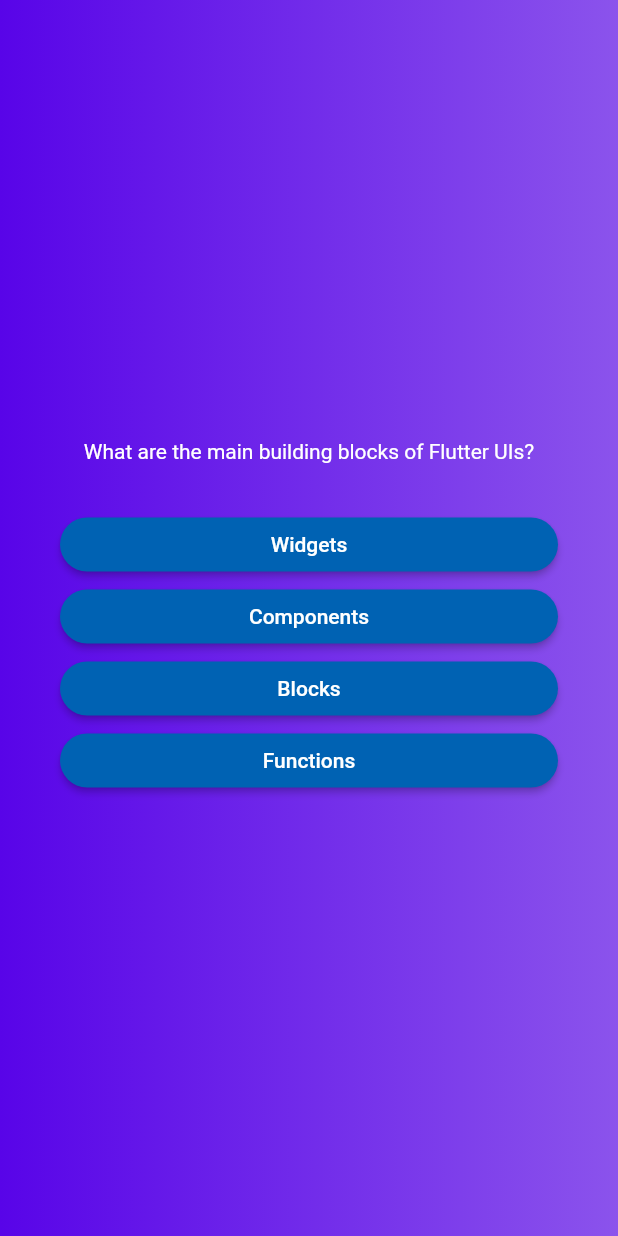
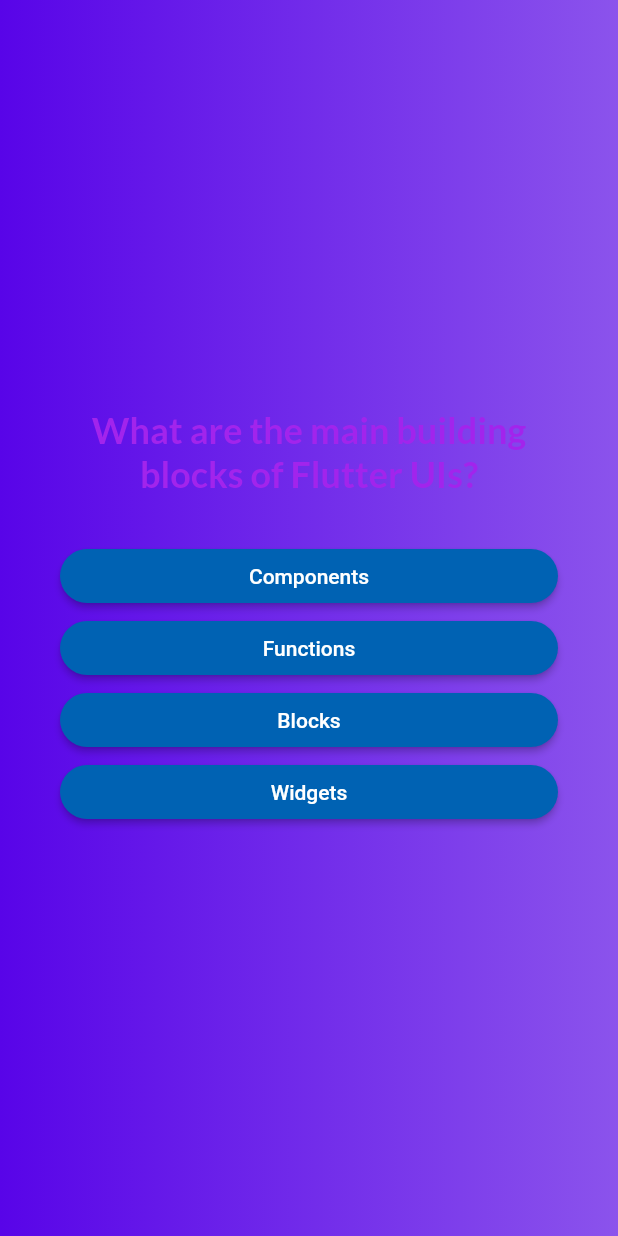
Before and after one commit to TurboGhost777/Flutter, a Flutter app: the screen it shows after launch, after a tap on "Start Quiz", on a phone screen of 412 x 824 dp. Run offline on Flutter 3.47's test engine with Material 2 defaults, Android fonts, the phone set to English and light mode, and no system bars; our stand-ins replace google_fonts.

Commit message:
Updates till section 77

```diff
--- a/learningApp/quiz_app/quiz_app_advanced_basics/lib/answer_button.dart
+++ b/learningApp/quiz_app/quiz_app_advanced_basics/lib/answer_button.dart
@@ -18,7 +18,10 @@
           borderRadius: BorderRadius.circular(40),
         ),
       ),
-      child: Text(answerText),
+      child: Text(
+        answerText,
+        textAlign: TextAlign.center,
+      ),
     );
   }
 }
--- a/learningApp/quiz_app/quiz_app_advanced_basics/lib/models/questions_screen.dart
+++ b/learningApp/quiz_app/quiz_app_advanced_basics/lib/models/questions_screen.dart
@@ -3,4 +3,10 @@
 
   final String text;
   final List<String> answers;
+
+  List<String> getShuffekedAnswers() {
+    final shuffeledList = List.of(answers);
+    shuffeledList.shuffle();
+    return shuffeledList;
+  }
 }
--- a/learningApp/quiz_app/quiz_app_advanced_basics/lib/questions_screen.dart
+++ b/learningApp/quiz_app/quiz_app_advanced_basics/lib/questions_screen.dart
@@ -3,10 +3,15 @@
 import 'package:quiz_app_advanced_basics/answer_button.dart';
 import 'package:quiz_app_advanced_basics/data/questions.dart';
 
-import 'package:quiz_app_advanced_basics/models/questions_screen.dart';
+import 'package:google_fonts/google_fonts.dart';
 
 class Questions extends StatefulWidget {
-  const Questions({super.key});
+  const Questions({
+    super.key,
+    required this.onSelectAnswer,
+  });
+
+  final void Function(String answer) onSelectAnswer;
 
   @override
   State<Questions> createState() {
@@ -15,10 +20,19 @@
 }
 
 class _QuestionsState extends State<Questions> {
-  final currentQuestion = questions[0];
+  var currentQuestionIndex = 0;
+
+  void answerQuestion(String answer) {
+    setState(() {
+      widget.onSelectAnswer('....');
+      currentQuestionIndex++;
+    });
+  }
 
   @override
   Widget build(context) {
+    final currentQuestion = questions[currentQuestionIndex];
+
     return SizedBox(
       width: double.infinity,
       child: Container(
@@ -29,14 +43,18 @@
           children: [
             Text(
               currentQuestion.text,
-              style: const TextStyle(
-                color: Colors.white,
+              style: GoogleFonts.lato(
+                color: const Color.fromARGB(255, 162, 36, 236),
+                fontSize: 24,
+                fontWeight: FontWeight.bold,
               ),
               textAlign: TextAlign.center,
             ),
             const SizedBox(height: 30),
-            ...currentQuestion.answers.map((answer) {
-              return AnswerButton(answer, () {});
+            ...currentQuestion.getShuffekedAnswers().map((answer) {
+              return AnswerButton(answer, () {
+                answerQuestion(answer);
+              });
             }),
           ],
         ),
--- a/learningApp/quiz_app/quiz_app_advanced_basics/lib/quiz.dart
+++ b/learningApp/quiz_app/quiz_app_advanced_basics/lib/quiz.dart
@@ -1,4 +1,5 @@
 import 'package:flutter/material.dart';
+import 'package:quiz_app_advanced_basics/data/questions.dart';
 import 'package:quiz_app_advanced_basics/start_screen.dart';
 import 'package:quiz_app_advanced_basics/questions_screen.dart';
 
@@ -13,6 +14,7 @@
 
 class _QuizState extends State<Quiz> {
   Widget? activeScreen;
+  List<String> selectedAnsswers = [];
 
   @override
   void initState() {
@@ -22,8 +24,20 @@
 
   void switchScreen() {
     setState(() {
-      activeScreen = const Questions();
+      activeScreen = Questions(
+        onSelectAnswer: chooseAnswer,
+      );
     });
+  }
+
+  void chooseAnswer(String answer) {
+    selectedAnsswers.add(answer);
+    if (selectedAnsswers.length == questions.length) {
+      setState(() {
+        selectedAnsswers = [];
+        activeScreen = StartSceen(switchScreen);
+      });
+    }
   }
 
   @override
--- a/learningApp/quiz_app/quiz_app_advanced_basics/lib/start_screen.dart
+++ b/learningApp/quiz_app/quiz_app_advanced_basics/lib/start_screen.dart
@@ -1,4 +1,5 @@
 import 'package:flutter/material.dart';
+import 'package:google_fonts/google_fonts.dart';
 
 class StartSceen extends StatelessWidget {
   const StartSceen(this.startQuiz, {super.key});
@@ -19,13 +20,11 @@
           const SizedBox(
             height: 80,
           ),
-          const Text(
-            'Learn Flutter the fun way!',
-            style: TextStyle(
-              color: Color.fromARGB(255, 227, 179, 245),
-              fontSize: 24,
-            ),
-          ),
+          Text('Learn Flutter the fun way!',
+              style: GoogleFonts.lato(
+                color: const Color.fromARGB(255, 229, 195, 244),
+                fontSize: 24,
+              )),
           const SizedBox(
             height: 30,
           ),
--- a/learningApp/quiz_app/quiz_app_advanced_basics/pubspec.yaml
+++ b/learningApp/quiz_app/quiz_app_advanced_basics/pubspec.yaml
@@ -35,6 +35,7 @@
   # The following adds the Cupertino Icons font to your application.
   # Use with the CupertinoIcons class for iOS style icons.
   cupertino_icons: ^1.0.2
+  google_fonts: ^5.1.0
 
 dev_dependencies:
   flutter_test:
```
Also changed, not shown: learningApp/quiz_app/quiz_app_advanced_basics/pubspec.lock, 1 other file.
